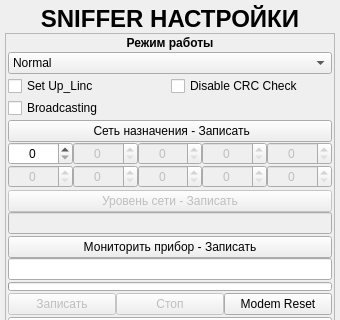
This is ANDROID_FORMS/sniffer_settings_form.ui in DavidSiegman/PLC_RF_Configurator as Qt 5 draws it before an edit; both pictures show x 0 to 340 and y 0 to 320 of the 340 by 560 pixel window. The edited form follows.
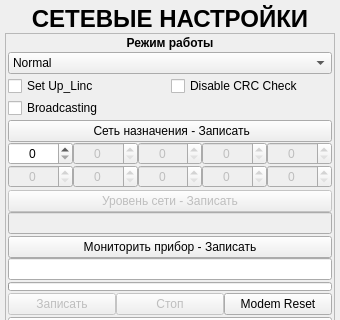
This is the edited form. Icons and pictures are not drawn.

What changed in the file:
```diff
--- a/ANDROID_FORMS/sniffer_settings_form.ui
+++ b/ANDROID_FORMS/sniffer_settings_form.ui
@@ -57,7 +57,7 @@
         </font>
        </property>
        <property name="text">
-        <string>SNIFFER НАСТРОЙКИ</string>
+        <string>CЕТЕВЫЕ НАСТРОЙКИ</string>
        </property>
        <property name="alignment">
         <set>Qt::AlignCenter</set>
```
Left out of the diff: 2 changed lines with no effect on the pictures.
